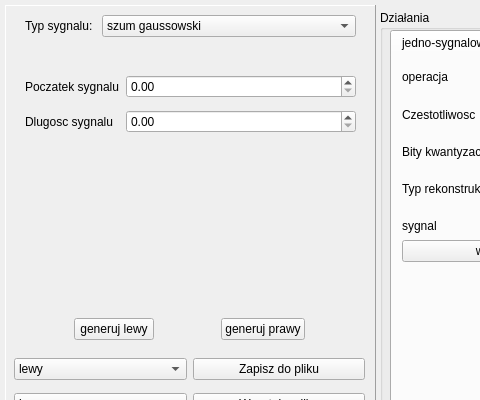
First picture: the form in gui/gui_design.ui, repository kwisnia/sygnaly, before the edit; both pictures show x 0 to 480 and y 0 to 400 of the 1200 by 820 pixel window.
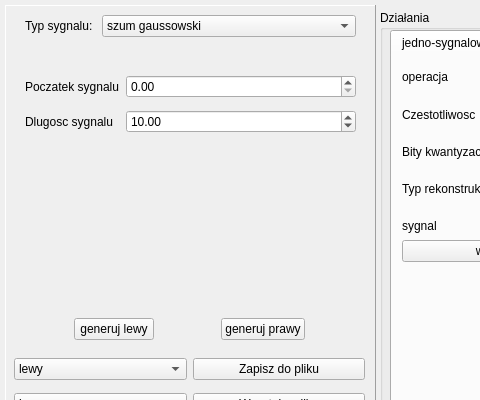
Second picture: the form after the edit. The open tabs and pages were chosen to show the change.

The edit to the form file:
```diff
--- a/gui/gui_design.ui
+++ b/gui/gui_design.ui
@@ -147,7 +147,7 @@
        </spacer>
       </item>
       <item>
-       <widget class="QPushButton" name="generujPrawy">
+       <widget class="QPushButton" name="generujLewy">
         <property name="text">
          <string>generuj lewy</string>
         </property>
@@ -167,7 +167,7 @@
        </spacer>
       </item>
       <item>
-       <widget class="QPushButton" name="generujLewy">
+       <widget class="QPushButton" name="generujPrawy">
         <property name="text">
          <string>generuj prawy</string>
         </property>
@@ -316,6 +316,9 @@
           <property name="maximum">
            <double>100000.000000000000000</double>
           </property>
+          <property name="value">
+           <double>10.000000000000000</double>
+          </property>
          </widget>
         </item>
        </layout>
```
Left out of the diff: 38 changed lines with no effect on the pictures.
